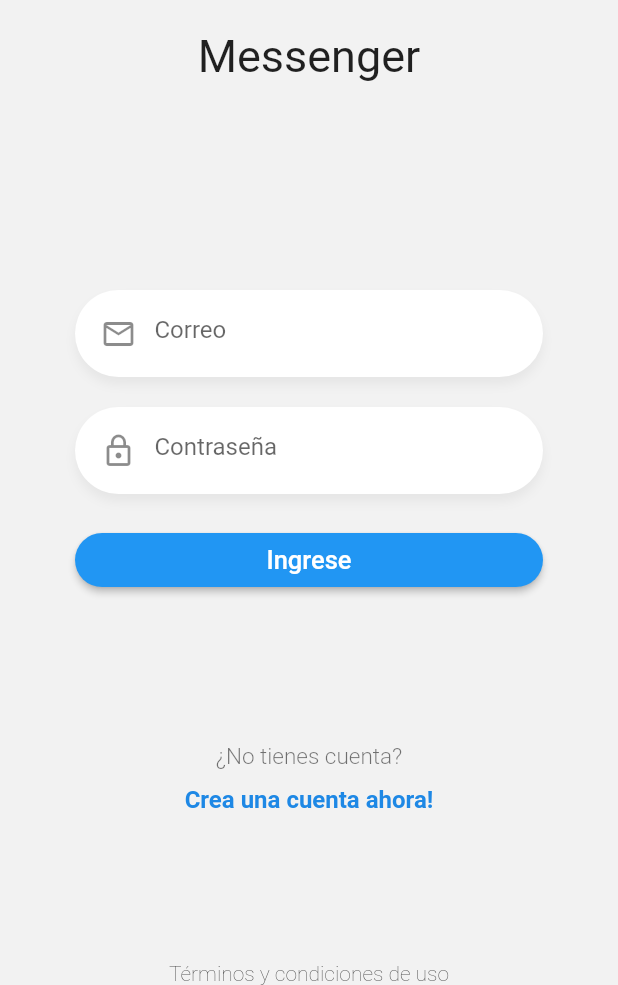
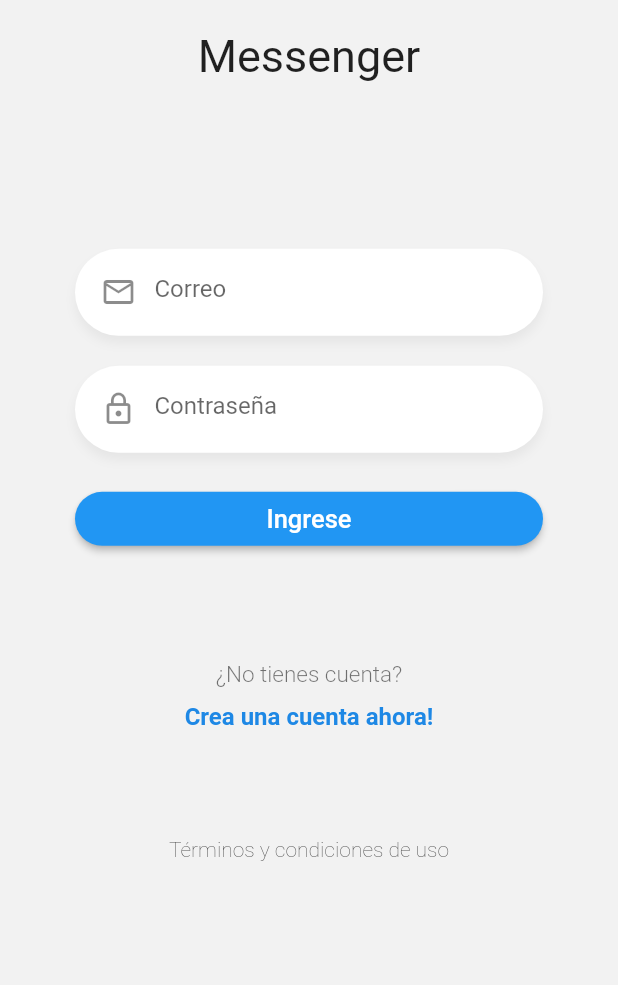
Before and after one commit to Le127/flutter-chat-app-fh, a Flutter app: the screen it shows after launch, on a phone screen of 412 x 824 dp, the part 251-1236 px from its top. Run offline on Flutter 3.47's test engine with Material 2 defaults, Android fonts, the phone set to English and light mode, and no system bars.

Commit message:
Login y Register finalizado

```diff
--- a/lib/pages/login_page.dart
+++ b/lib/pages/login_page.dart
@@ -11,15 +11,27 @@ class LoginPage extends StatelessWidget {
     return Scaffold(
       backgroundColor: Color(0xffF2F2F2),
       body: SafeArea(
+        child: SingleChildScrollView(
+          physics: BouncingScrollPhysics(),
+          child: Container(
+            height: MediaQuery.of(context).size.height * 0.9,
             child: Column(
               mainAxisAlignment: MainAxisAlignment.spaceBetween,
               children: [
-            Logo(),
+                Logo(
+                  titulo: "Messenger",
+                ),
                 _Form(),
-            Labels(),
+                Labels(
+                  ruta: "register",
+                  texto: "¿No tienes cuenta?",
+                  textoCuenta: "Crea una cuenta ahora!",
+                ),
                 Text("Términos y condiciones de uso",
                     style: TextStyle(fontWeight: FontWeight.w200)),
               ],
+            ),
+          ),
         ),
       ),
     );
--- a/lib/widgets/custom_labels.dart
+++ b/lib/widgets/custom_labels.dart
@@ -1,25 +1,42 @@
 import 'package:flutter/material.dart';
 
 class Labels extends StatelessWidget {
+  final String ruta;
+  final String texto;
+  final String textoCuenta;
+
+  const Labels(
+      {Key? key,
+      required this.ruta,
+      required this.texto,
+      required this.textoCuenta})
+      : super(key: key);
+
   @override
   Widget build(BuildContext context) {
     return Container(
       child: Column(
         children: [
           Text(
-            "¿No tienes cuenta?",
+            this.texto,
             style: TextStyle(
                 color: Colors.black54,
                 fontSize: 15,
                 fontWeight: FontWeight.w300),
           ),
           SizedBox(height: 10),
-          Text(
-            "Crea una cuenta ahora!",
-            style: TextStyle(
-                color: Colors.blue[600],
-                fontSize: 16,
-                fontWeight: FontWeight.bold),
+          InkWell(
+            hoverColor: Colors.transparent,
+            child: Text(
+              this.textoCuenta,
+              style: TextStyle(
+                  color: Colors.blue[600],
+                  fontSize: 16,
+                  fontWeight: FontWeight.bold),
+            ),
+            onTap: () {
+              Navigator.pushReplacementNamed(context, ruta);
+            },
           ),
         ],
       ),
--- a/lib/widgets/custom_logo.dart
+++ b/lib/widgets/custom_logo.dart
@@ -1,6 +1,10 @@
 import 'package:flutter/material.dart';
 
 class Logo extends StatelessWidget {
+  final String titulo;
+
+  const Logo({Key? key, required this.titulo}) : super(key: key);
+
   @override
   Widget build(BuildContext context) {
     return Center(
@@ -11,7 +15,7 @@ class Logo extends StatelessWidget {
           children: [
             Image(image: AssetImage('assets/tag-logo.png')),
             SizedBox(height: 20),
-            Text("Messenger", style: TextStyle(fontSize: 30))
+            Text(this.titulo, style: TextStyle(fontSize: 30))
           ],
         ),
       ),
```
Also changed, not shown: lib/pages/register_page.dart (+76 -2 lines). Lines whose indentation alone changed are shown as unchanged.
